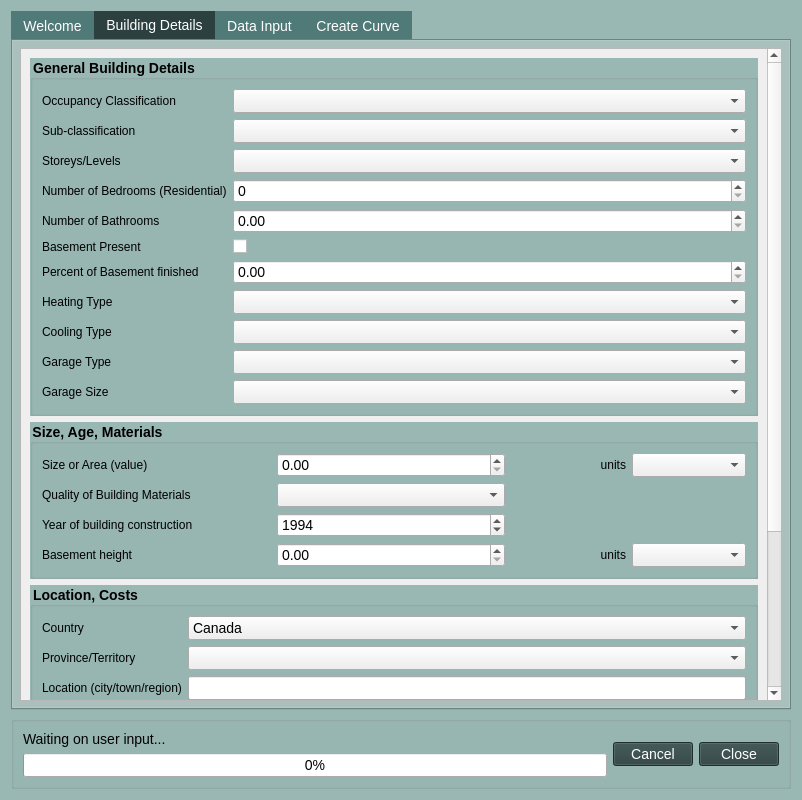
Qt form cancurve/bldgs/cc_bldgs_dialog.ui (NRCan/CanCurve) before a commit.
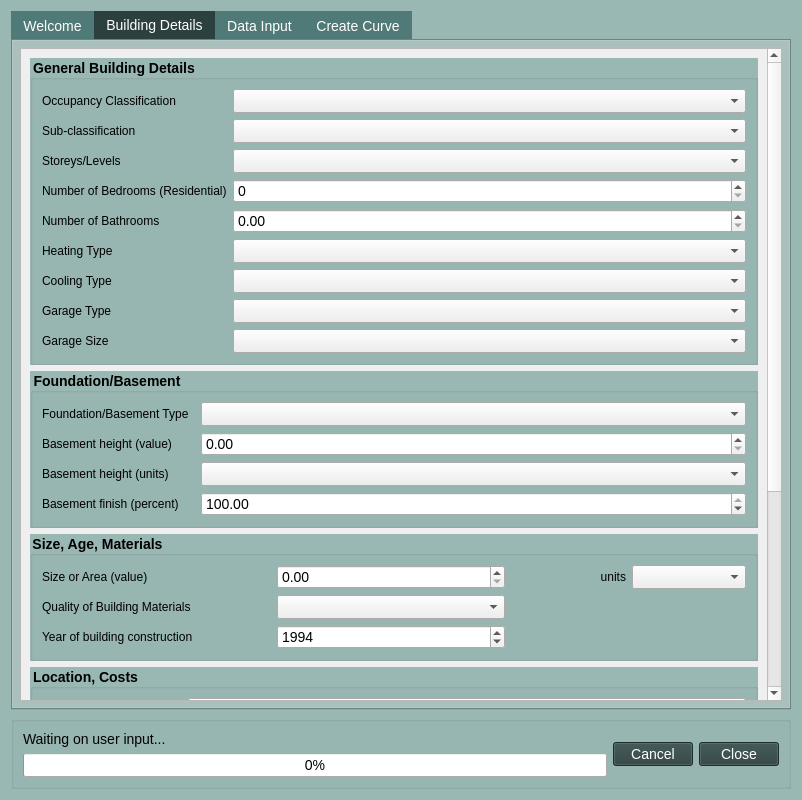
The same form after that commit. The open tabs and pages were chosen to show the change. Icons and pictures are not drawn.

Patch:
```diff
--- a/cancurve/bldgs/cc_bldgs_dialog.ui
+++ b/cancurve/bldgs/cc_bldgs_dialog.ui
@@ -121,9 +121,9 @@
 }</string>
      </property>
      <property name="currentIndex">
-      <number>0</number>
+      <number>1</number>
      </property>
-     <widget class="QWidget" name="tab_01_welcome">
+     <widget class="QWidget" name="tab1welcome">
       <property name="palette">
        <palette>
         <active/>
@@ -171,7 +171,7 @@
        </item>
       </layout>
      </widget>
-     <widget class="QWidget" name="tab_02_bldgDetils">
+     <widget class="QWidget" name="tab2bldgDetils">
       <attribute name="title">
        <string>Building Details</string>
       </attribute>
@@ -194,7 +194,7 @@
             <x>0</x>
             <y>0</y>
             <width>729</width>
-            <height>816</height>
+            <height>891</height>
            </rect>
           </property>
           <property name="styleSheet">
@@ -287,63 +287,43 @@
                  <widget class="QDoubleSpinBox" name="BathroomCount_DoubleSpinBox"/>
                 </item>
                 <item row="5" column="0">
-                 <widget class="QLabel" name="basementPresent">
-                  <property name="text">
-                   <string>Basement Present </string>
-                  </property>
-                 </widget>
-                </item>
-                <item row="5" column="1">
-                 <widget class="QCheckBox" name="basementPresent_CheckBox"/>
-                </item>
-                <item row="6" column="0">
-                 <widget class="QLabel" name="percentOfBasementFinishedLabel">
-                  <property name="text">
-                   <string>Percent of Basement finished</string>
-                  </property>
-                 </widget>
-                </item>
-                <item row="6" column="1">
-                 <widget class="QDoubleSpinBox" name="percentOfBasementFinished_DoubleSpinBox"/>
-                </item>
-                <item row="7" column="0">
                  <widget class="QLabel" name="heatingTypeLabel">
                   <property name="text">
                    <string>Heating Type</string>
                   </property>
                  </widget>
                 </item>
-                <item row="7" column="1">
+                <item row="5" column="1">
                  <widget class="QComboBox" name="heatingType_ComboBox"/>
                 </item>
-                <item row="8" column="0">
+                <item row="6" column="0">
                  <widget class="QLabel" name="coolingTypeLabel">
                   <property name="text">
                    <string>Cooling Type</string>
                   </property>
                  </widget>
                 </item>
-                <item row="8" column="1">
+                <item row="6" column="1">
                  <widget class="QComboBox" name="coolingType_ComboBox"/>
                 </item>
-                <item row="9" column="0">
+                <item row="7" column="0">
                  <widget class="QLabel" name="garageTypeLabel">
                   <property name="text">
                    <string>Garage Type</string>
                   </property>
                  </widget>
                 </item>
-                <item row="9" column="1">
+                <item row="7" column="1">
                  <widget class="QComboBox" name="garageType_ComboBox"/>
                 </item>
-                <item row="10" column="0">
+                <item row="8" column="0">
                  <widget class="QLabel" name="garageSizeLabel">
                   <property name="text">
                    <string>Garage Size</string>
                   </property>
                  </widget>
                 </item>
-                <item row="10" column="1">
+                <item row="8" column="1">
                  <widget class="QComboBox" name="garageSize_ComboBox"/>
                 </item>
                </layout>
@@ -352,7 +332,83 @@
             </widget>
            </item>
            <item>
-            <widget class="QGroupBox" name="groupBox_t02_02_sizeage">
+            <widget class="QGroupBox" name="groupBox_t02_02a_foundation">
+             <property name="font">
+              <font>
+               <pointsize>-1</pointsize>
+               <weight>75</weight>
+               <bold>true</bold>
+              </font>
+             </property>
+             <property name="styleSheet">
+              <string notr="true">QLabel {
+    font-size: 12px; 
+}
+</string>
+             </property>
+             <property name="title">
+              <string>Foundation/Basement</string>
+             </property>
+             <layout class="QVBoxLayout" name="verticalLayout_17">
+              <item>
+               <layout class="QFormLayout" name="formLayout_t02_02a">
+                <property name="horizontalSpacing">
+                 <number>12</number>
+                </property>
+                <item row="0" column="0">
+                 <widget class="QLabel" name="foundationBasementTypeLabel">
+                  <property name="text">
+                   <string>Foundation/Basement Type</string>
+                  </property>
+                 </widget>
+                </item>
+                <item row="0" column="1">
+                 <widget class="QComboBox" name="foundationType_ComboBox"/>
+                </item>
+                <item row="1" column="0">
+                 <widget class="QLabel" name="basementHeightLabel_2">
+                  <property name="text">
+                   <string>Basement height (value)</string>
+                  </property>
+                 </widget>
+                </item>
+                <item row="1" column="1">
+                 <widget class="QDoubleSpinBox" name="basementHeight_DoubleSpinBox_2"/>
+                </item>
+                <item row="2" column="0">
+                 <widget class="QLabel" name="basementHeightUnitsLabel">
+                  <property name="text">
+                   <string>Basement height (units)</string>
+                  </property>
+                 </widget>
+                </item>
+                <item row="2" column="1">
+                 <widget class="QComboBox" name="basementHeightUnits_ComboBox"/>
+                </item>
+                <item row="3" column="0">
+                 <widget class="QLabel" name="basementFinishLabel">
+                  <property name="text">
+                   <string>Basement finish (percent)</string>
+                  </property>
+                 </widget>
+                </item>
+                <item row="3" column="1">
+                 <widget class="QDoubleSpinBox" name="basementFinish_DoubleSpinBox">
+                  <property name="maximum">
+                   <double>100.000000000000000</double>
+                  </property>
+                  <property name="value">
+                   <double>100.000000000000000</double>
+                  </property>
+                 </widget>
+                </item>
+               </layout>
+              </item>
+             </layout>
+            </widget>
+           </item>
+           <item>
+            <widget class="QGroupBox" name="groupBox_t02_02b_sizeage">
              <property name="font">
               <font>
                <pointsize>-1</pointsize>
@@ -371,33 +427,6 @@
              <layout class="QVBoxLayout" name="verticalLayout_9">
               <item>
                <layout class="QGridLayout" name="gridLayout_t02_02" columnstretch="2,2,1,1">
-                <item row="0" column="0">
-                 <widget class="QLabel" name="sizeOrAreaValueLabel">
-                  <property name="text">
-                   <string>Size or Area (value)</string>
-                  </property>
-                 </widget>
-                </item>
-                <item row="0" column="3">
-                 <widget class="QComboBox" name="sizeOrAreaUnits_ComboBox"/>
-                </item>
-                <item row="2" column="1">
-                 <widget class="QComboBox" name="qualityOfBuildingMaterials_ComboBox"/>
-                </item>
-                <item row="3" column="0">
-                 <widget class="QLabel" name="yearOfBuildingConstructionLabel">
-                  <property name="text">
-                   <string>Year of building construction</string>
-                  </property>
-                 </widget>
-                </item>
-                <item row="4" column="0">
-                 <widget class="QLabel" name="basementHeightLabel">
-                  <property name="text">
-                   <string>Basement height</string>
-                  </property>
-                 </widget>
-                </item>
                 <item row="3" column="1">
                  <widget class="QSpinBox" name="yearOfBuildingConstruction_SpinBox">
                   <property name="maximum">
@@ -411,8 +440,15 @@
                 <item row="0" column="1">
                  <widget class="QDoubleSpinBox" name="sizeOrAreaValue_DoubleSpinBox"/>
                 </item>
-                <item row="4" column="1">
-                 <widget class="QDoubleSpinBox" name="basementHeight_DoubleSpinBox"/>
+                <item row="2" column="1">
+                 <widget class="QComboBox" name="qualityOfBuildingMaterials_ComboBox"/>
+                </item>
+                <item row="0" column="0">
+                 <widget class="QLabel" name="sizeOrAreaValueLabel">
+                  <property name="text">
+                   <string>Size or Area (value)</string>
+                  </property>
+                 </widget>
                 </item>
                 <item row="2" column="0">
                  <widget class="QLabel" name="qualityOfBuildingMaterialsLabel">
@@ -421,6 +457,13 @@
                   </property>
                  </widget>
                 </item>
+                <item row="3" column="0">
+                 <widget class="QLabel" name="yearOfBuildingConstructionLabel">
+                  <property name="text">
+                   <string>Year of building construction</string>
+                  </property>
+                 </widget>
+                </item>
                 <item row="0" column="2">
                  <widget class="QLabel" name="sizeOrAreaUnitsLabel">
                   <property name="text">
@@ -431,18 +474,8 @@
                   </property>
                  </widget>
                 </item>
-                <item row="4" column="3">
-                 <widget class="QComboBox" name="basementHeightUnits_ComboBox"/>
-                </item>
-                <item row="4" column="2">
-                 <widget class="QLabel" name="label_8">
-                  <property name="text">
-                   <string>units</string>
-                  </property>
-                  <property name="alignment">
-                   <set>Qt::AlignRight|Qt::AlignTrailing|Qt::AlignVCenter</set>
-                  </property>
-                 </widget>
+                <item row="0" column="3">
+                 <widget class="QComboBox" name="sizeOrAreaUnits_ComboBox"/>
                 </item>
                </layout>
               </item>
@@ -595,7 +628,7 @@
        </item>
       </layout>
      </widget>
-     <widget class="QWidget" name="tab_03_dataInput">
+     <widget class="QWidget" name="tab3dataInput">
       <attribute name="title">
        <string>Data Input</string>
       </attribute>
@@ -656,7 +689,7 @@
          </property>
          <layout class="QVBoxLayout" name="verticalLayout_13">
           <item>
-           <widget class="QLineEdit" name="lineEdit_di_curveName">
+           <widget class="QLineEdit" name="lineEdit_tab3dataInput_curveName">
             <property name="statusTip">
              <string extracomment="Used for default naming"/>
             </property>
@@ -678,7 +711,7 @@
          </property>
          <layout class="QHBoxLayout" name="horizontalLayout_9">
           <item>
-           <widget class="QLineEdit" name="lineEdit_di_cifp">
+           <widget class="QLineEdit" name="lineEdit_tab3dataInput_cifp">
             <property name="statusTip">
              <string extracomment="CSV file of cost-item information"/>
             </property>
@@ -707,7 +740,7 @@
          </property>
          <layout class="QVBoxLayout" name="verticalLayout_14">
           <item alignment="Qt::AlignHCenter">
-           <widget class="QTableWidget" name="tableWidget_di_fixedCosts">
+           <widget class="QTableWidget" name="tableWidget_tab3dataInput_fixedCosts">
             <attribute name="horizontalHeaderMinimumSectionSize">
              <number>100</number>
             </attribute>
@@ -761,7 +794,7 @@
            </widget>
           </item>
           <item>
-           <widget class="QRadioButton" name="radioButton_di_rcvm2">
+           <widget class="QRadioButton" name="radioButton_tab3dataInput_rcvm2">
             <property name="text">
              <string>RCV/m^2</string>
             </property>
@@ -796,7 +829,7 @@
          </property>
          <layout class="QHBoxLayout" name="horizontalLayout_11">
           <item>
-           <widget class="QLineEdit" name="lineEdit_di_drf_db_fp">
+           <widget class="QLineEdit" name="lineEdit_tab3dataInput_drfFp">
             <property name="toolTip">
              <string extracomment="A file does come with the program, but it may not contain all the line-items found in your cost file. If you have your own file, you can load it here, alternatively, the program will default to the internal database and prompt you to add records as needed"/>
             </property>
@@ -833,7 +866,7 @@
        </item>
       </layout>
      </widget>
-     <widget class="QWidget" name="tab_04_actions">
+     <widget class="QWidget" name="tab4actions">
       <property name="font">
        <font>
         <pointsize>-1</pointsize>
@@ -929,7 +962,7 @@
           </widget>
          </item>
          <item alignment="Qt::AlignHCenter">
-          <widget class="QPushButton" name="pushButton_tab_04_actions_run">
+          <widget class="QPushButton" name="pushButton_tab4actions_run">
            <property name="text">
             <string>Run</string>
            </property>
@@ -954,7 +987,7 @@
               </property>
               <layout class="QHBoxLayout" name="horizontalLayout_4">
                <item>
-                <widget class="QPushButton" name="pushButton_tab_04_actions_step1">
+                <widget class="QPushButton" name="pushButton_tab4actions_step1">
                  <property name="sizePolicy">
                   <sizepolicy hsizetype="Fixed" vsizetype="Fixed">
                    <horstretch>0</horstretch>
@@ -992,7 +1025,7 @@
                 </widget>
                </item>
                <item>
-                <widget class="QCheckBox" name="checkBox_tab_04_actions_step1_ciPlot">
+                <widget class="QCheckBox" name="checkBox_tab4actions_step1_ciPlot">
                  <property name="text">
                   <string>cost-item summary plot</string>
                  </property>
@@ -1002,7 +1035,7 @@
                 </widget>
                </item>
                <item>
-                <widget class="QCheckBox" name="checkBox_tab_04_actions_step1_drfPlot">
+                <widget class="QCheckBox" name="checkBox_tab4actions_step1_drfPlot">
                  <property name="text">
                   <string>DRF summary plot</string>
                  </property>
@@ -1021,7 +1054,7 @@
               </property>
               <layout class="QHBoxLayout" name="horizontalLayout_5">
                <item>
-                <widget class="QPushButton" name="pushButton_tab_04_actions_step2">
+                <widget class="QPushButton" name="pushButton_tab4actions_step2">
                  <property name="enabled">
                   <bool>false</bool>
                  </property>
@@ -1056,7 +1089,7 @@
                 </widget>
                </item>
                <item>
-                <widget class="QCheckBox" name="checkBox_tab_04_actions_step2_plot">
+                <widget class="QCheckBox" name="checkBox_tab4actions_step2_plot">
                  <property name="text">
                   <string>depth-RCV summary plot</string>
                  </property>
@@ -1075,7 +1108,7 @@
               </property>
               <layout class="QHBoxLayout" name="horizontalLayout_6">
                <item>
-                <widget class="QPushButton" name="pushButton_tab_04_actions_step3">
+                <widget class="QPushButton" name="pushButton_tab4actions_step3">
                  <property name="enabled">
                   <bool>false</bool>
                  </property>
@@ -1110,7 +1143,7 @@
                 </widget>
                </item>
                <item>
-                <widget class="QCheckBox" name="checkBox_tab_04_actions_step3_plot">
+                <widget class="QCheckBox" name="checkBox_tab4actions_step3_plot">
                  <property name="text">
                   <string>depth-damage per-story plot</string>
                  </property>
@@ -1129,7 +1162,7 @@
               </property>
               <layout class="QHBoxLayout" name="horizontalLayout_3">
                <item>
-                <widget class="QPushButton" name="pushButton_tab_04_actions_step4">
+                <widget class="QPushButton" name="pushButton_tab4actions_step4">
                  <property name="enabled">
                   <bool>false</bool>
                  </property>
```
